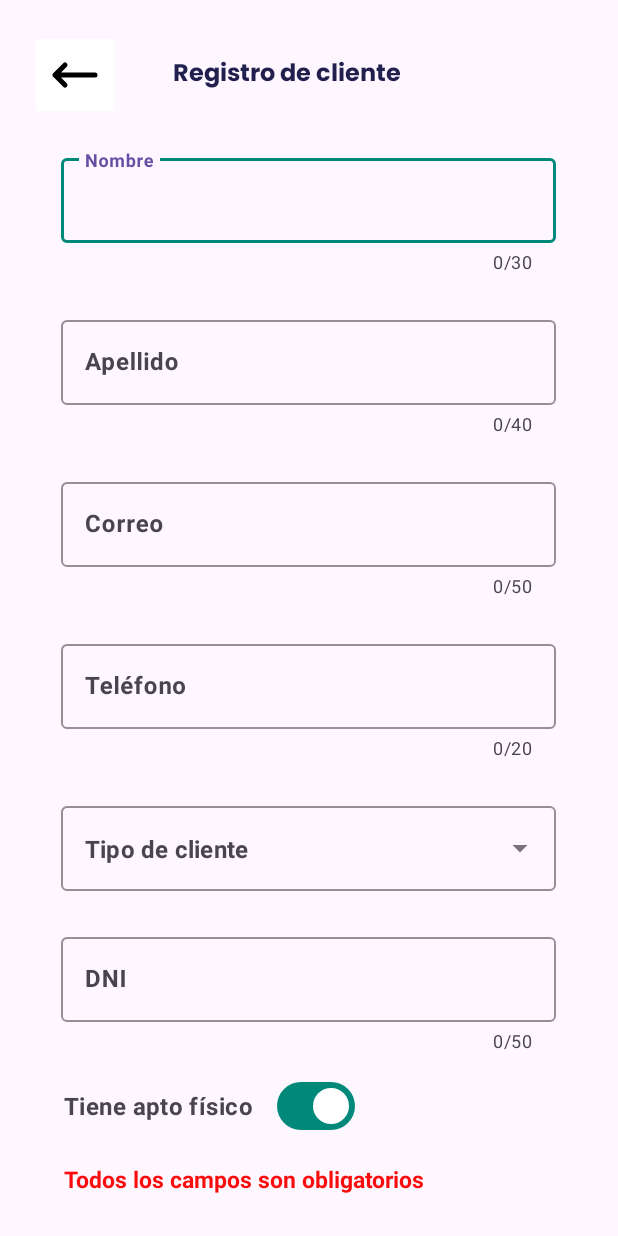
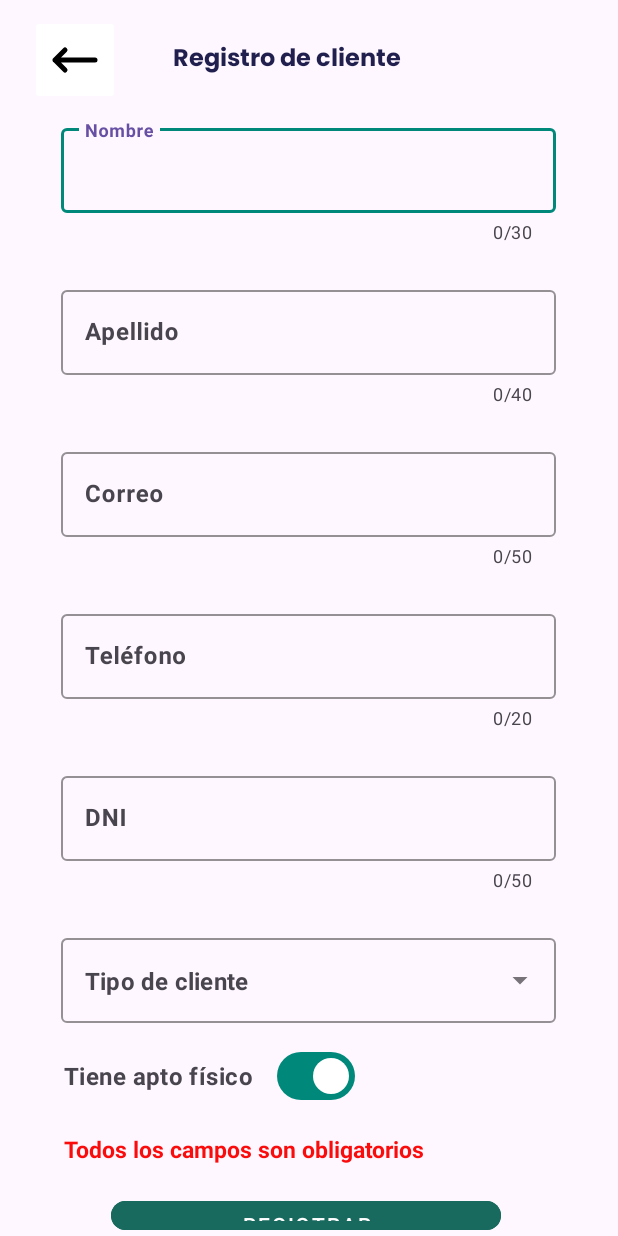
Before and after one commit to rocohen/sportsclub-app, an Android app: the RegisterClientActivity screen opened directly, with no data from a screen before it, on a phone screen of 412 x 824 dp. Run offline under Robolectric (Android 15) with nearby library versions, the phone set to English and light mode, and no system bars.

```diff
--- a/app/src/main/java/com/mediadocena/clubdeportivo/utils/SnackbarUtils.kt
+++ b/app/src/main/java/com/mediadocena/clubdeportivo/utils/SnackbarUtils.kt
@@ -6,11 +6,11 @@ import com.google.android.material.snackbar.Snackbar
 
 class SnackbarUtils {
     companion object {
-        fun showCustomSnackbar(activity: Activity, message: String, type: String): Snackbar {
+        fun showCustomSnackbar(activity: Activity, message: String, type: String, duration: Int = Snackbar.LENGTH_LONG): Snackbar {
             val snackbar = Snackbar.make(
                 activity.findViewById(android.R.id.content),
                 message,
-                Snackbar.LENGTH_LONG
+                duration
             )
             val snackbarView = snackbar.view
             val snackbarText =
--- a/app/src/main/res/layout/activity_register_client.xml
+++ b/app/src/main/res/layout/activity_register_client.xml
@@ -13,7 +13,7 @@
     <androidx.appcompat.widget.LinearLayoutCompat
         android:layout_width="match_parent"
         android:layout_height="wrap_content"
-        android:layout_marginVertical="20dp"
+        android:layout_marginVertical="10dp"
         android:gravity="center_vertical">
 
         <ImageButton
@@ -120,6 +120,26 @@
                 android:textStyle="bold" />
         </com.google.android.material.textfield.TextInputLayout>
         <!-- End of Phone placeholder-->
+        <!-- Start of DNI placeholder-->
+        <com.google.android.material.textfield.TextInputLayout
+            android:id="@+id/txtDNI"
+            android:layout_width="match_parent"
+            android:layout_height="wrap_content"
+            android:layout_marginTop="25dp"
+            android:hint="@string/dni_placeholder"
+            android:inputType="textEmailAddress"
+            app:boxStrokeColor="@color/medium_green"
+            app:counterEnabled="true"
+            app:counterMaxLength="50">
+            <com.google.android.material.textfield.TextInputEditText
+                android:layout_width="match_parent"
+                android:layout_height="wrap_content"
+                android:inputType="number"
+                android:maxLength="50"
+                android:textColor="@color/high_dark_blue"
+                android:textStyle="bold" />
+        </com.google.android.material.textfield.TextInputLayout>
+        <!-- End of DNI placeholder-->
         <!-- Start of type of club client-->
         <com.google.android.material.textfield.TextInputLayout
             style="@style/Widget.MaterialComponents.TextInputLayout.OutlinedBox.ExposedDropdownMenu"
@@ -142,27 +162,6 @@
                 />
         </com.google.android.material.textfield.TextInputLayout>
         <!-- End of type of club client-->
-        <!-- Start of DNI placeholder-->
-        <com.google.android.material.textfield.TextInputLayout
-            android:id="@+id/txtDNI"
-            android:layout_width="match_parent"
-            android:layout_height="wrap_content"
-            android:layout_marginTop="25dp"
-            android:hint="@string/dni_placeholder"
-            android:inputType="textEmailAddress"
-            app:boxStrokeColor="@color/medium_green"
-            app:counterEnabled="true"
-            app:counterMaxLength="50">
-
-            <com.google.android.material.textfield.TextInputEditText
-                android:layout_width="match_parent"
-                android:layout_height="wrap_content"
-                android:inputType="number"
-                android:maxLength="50"
-                android:textColor="@color/high_dark_blue"
-                android:textStyle="bold" />
-        </com.google.android.material.textfield.TextInputLayout>
-        <!-- End of DNI placeholder-->
         <!--  Start of health check-->
         <LinearLayout
             android:layout_width="match_parent"
@@ -199,7 +198,7 @@
             android:layout_width="260dp"
             android:layout_height="wrap_content"
             android:layout_marginStart="33dp"
-            android:layout_marginTop="30dp"
+            android:layout_marginTop="20dp"
             android:backgroundTint="@color/green_700"
             android:letterSpacing="0.1"
             android:text="@string/register_btn"
```
Also changed, not shown: app/src/main/java/com/mediadocena/clubdeportivo/RegisterClientActivity.kt (+11 -3 lines).
